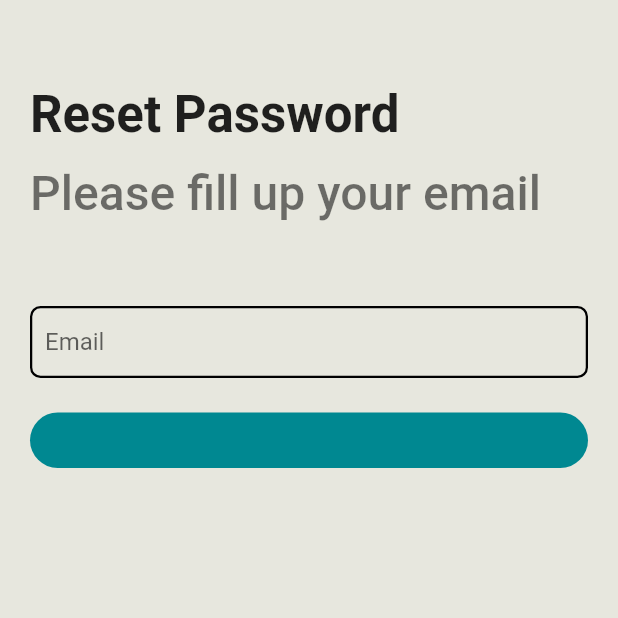
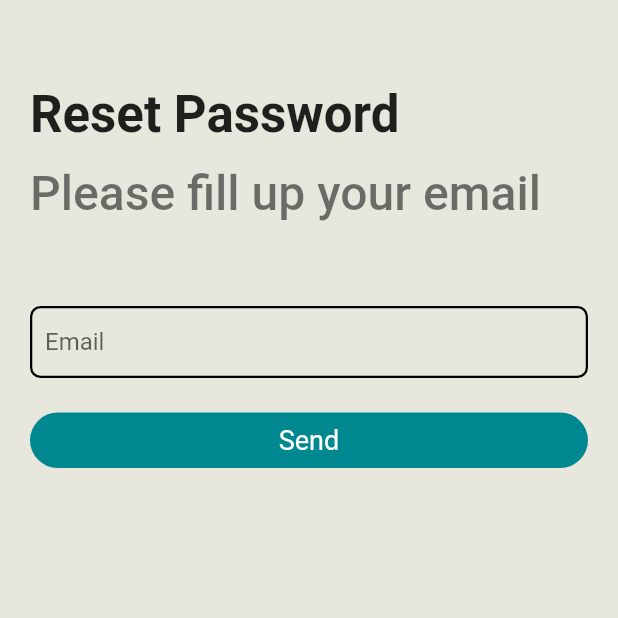
Before and after one commit to Addimohammedsaid/flutterGetFire, a Flutter app: the ForgotPasswordPage screen opened directly, on a phone screen of 412 x 824 dp, the top half of it. Run offline on Flutter 3.47's test engine with Material 2 defaults, Android fonts, the phone set to English and light mode, and no system bars; our stand-ins replace cloud_firestore, firebase_analytics, firebase_auth, firebase_core, firebase_crashlytics, flutter_dotenv and 5 more; missing offline and left inert: firebase_performance, open_mail_app; accounts and stored records are empty; Roboto replaces fonts that are missing (Poppins).

Commit message:
fix : reset password

```diff
--- a/lib/app/controller/auth.controller.dart
+++ b/lib/app/controller/auth.controller.dart
@@ -106,6 +106,7 @@ class AuthController extends GetxController {
 
   sendResetPassword() {
     this.authService.sendPasswordResetMail(email);
+    Get.toNamed("/");
   }
 
   resetPassword() {
--- a/lib/app/data/services/authentification.service.dart
+++ b/lib/app/data/services/authentification.service.dart
@@ -159,6 +159,7 @@ class AuthentificationService extends GetxService {
 
   // send password reset email
   Future<void> sendPasswordResetMail(String email) async {
+    print("sent reset password");
     await _auth.sendPasswordResetEmail(email: email);
     return null;
   }
--- a/lib/app/routes/app_pages.dart
+++ b/lib/app/routes/app_pages.dart
@@ -1,6 +1,5 @@
 import 'package:get/get.dart';
-import 'package:get_fire_starter/app/controller/auth.controller.dart';
-import 'package:get_fire_starter/app/ui/pages/authentification/change_password.page.dart';
+import 'package:get_fire_starter/app/ui/pages/authentification/forgot_password.page.dart';
 import 'package:get_fire_starter/app/ui/pages/authentification/login.page.dart';
 import 'package:get_fire_starter/app/ui/pages/authentification/register.page.dart';
 import 'package:get_fire_starter/app/ui/pages/authentification/verify_email.page.dart';
@@ -32,8 +31,8 @@ class AppPages {
       binding: VerifyEmailBinding(),
     ),
     GetPage(
-      name: Routes.PASSWORD,
-      page: () => ChangePasswordPage(),
+      name: Routes.RESET,
+      page: () => ForgotPasswordPage(),
       binding: AuthBinding(),
     ),
     GetPage(
--- a/lib/app/routes/app_routes.dart
+++ b/lib/app/routes/app_routes.dart
@@ -6,6 +6,6 @@ abstract class Routes {
   static const EMAIL = '/verify/email';
   static const REGISTER = '/register';
   static const PASSWORD = '/change/password';
-  static const RESET = '/reset/password';
+  static const RESET = '/forgot/password';
   static const LOADING = '/loading';
 }
--- a/lib/app/ui/pages/authentification/forgot_password.page.dart
+++ b/lib/app/ui/pages/authentification/forgot_password.page.dart
@@ -7,12 +7,23 @@ import 'package:get_fire_starter/app/controller/auth.controller.dart';
 class ForgotPasswordPage extends GetView<AuthController> {
   @override
   Widget build(BuildContext context) {
+    final GlobalKey key = GlobalKey<FormState>();
     return Scaffold(
       body: AuthenticationLayout(
         title: "Reset Password",
         subtitle: "Please fill up your email",
-        onMainButtonTapped: () => controller.sendResetPassword,
-        form: Column(
+        mainButtonTitle: "Send",
+        onMainButtonTapped: () {
+          final FormState form = key.currentState;
+          if (form.validate()) {
+            form.save();
+            controller.sendResetPassword();
+          } else
+            print('error');
+        },
+        form: Form(
+          key: key,
+          child: Column(
             children: [
               TextFormField(
                 keyboardType: TextInputType.emailAddress,
@@ -32,6 +43,7 @@ class ForgotPasswordPage extends GetView<AuthController> {
             ],
           ),
         ),
+      ),
     );
   }
 }
```
Also changed, not shown: lib/app/ui/pages/authentification/change_password.page.dart (deleted, +0 -46 lines). Lines whose indentation alone changed are shown as unchanged.
